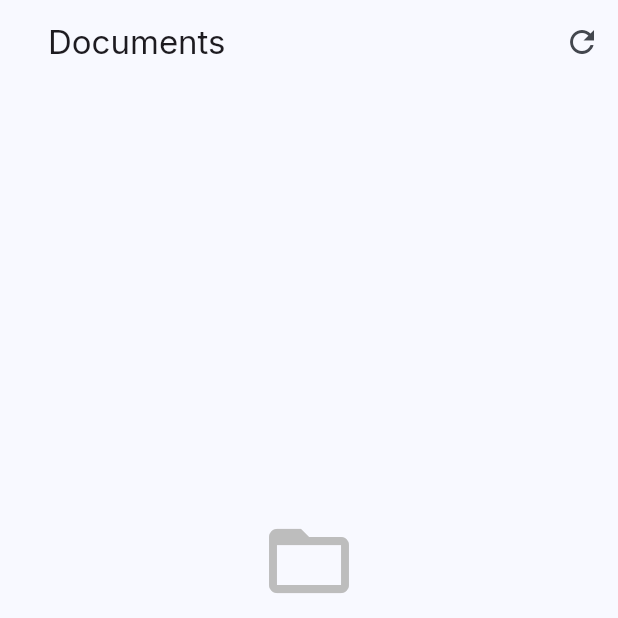
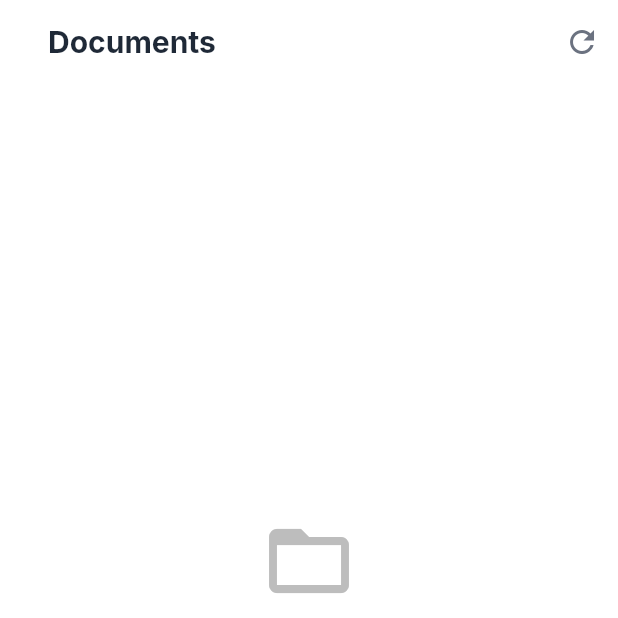
Before and after one commit to 6ixBit/rysk-flutter, a Flutter app: the DocumentsScreen screen opened directly, on a phone screen of 412 x 824 dp, the top half of it. Run offline on Flutter 3.47's test engine with Material 3 defaults, Android fonts, the light colour scheme and no system bars; our stand-ins replace camera, flutter_image_compress, google_fonts, image_picker.

Commit message:
cleaned up documents a bit more

```diff
--- a/lib/screens/documents/documents_screen.dart
+++ b/lib/screens/documents/documents_screen.dart
@@ -80,15 +80,27 @@ class _DocumentsScreenState extends State<DocumentsScreen>
     print('📱 Documents screen building with ${documents.length} documents');
 
     return Scaffold(
+      backgroundColor: Colors.white,
       appBar: AppBar(
+        backgroundColor: Colors.white,
         automaticallyImplyLeading: false,
-        title: const Padding(
-          padding: EdgeInsets.only(left: 16.0),
-          child: Text('Documents'),
+        title: Padding(
+          padding: const EdgeInsets.only(left: 16.0),
+          child: Align(
+            alignment: Alignment.centerLeft,
+            child: Text(
+              'Documents',
+              style: GoogleFonts.inter(
+                fontSize: 20,
+                fontWeight: FontWeight.w700,
+                color: const Color(0xFF1F2937),
+              ),
+            ),
+          ),
         ),
         actions: [
           IconButton(
-            icon: const Icon(Icons.refresh),
+            icon: const Icon(Icons.refresh, color: Color(0xFF6B7280)),
             onPressed: () {
               setState(() {});
             },
```
